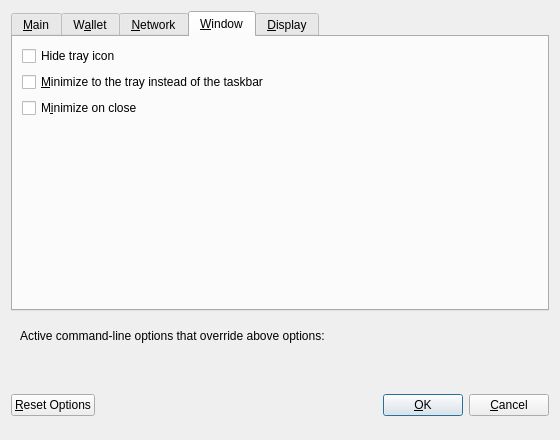
Qt form src/qt/forms/optionsdialog.ui (utabit/bitcoin) before a commit.
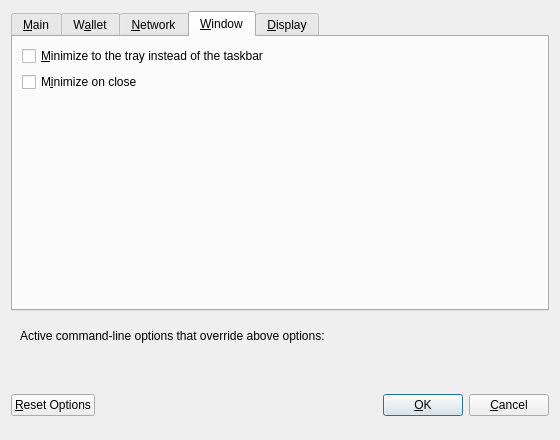
The same form after that commit. The open tabs and pages were chosen to show the change. Custom widgets are drawn as their Qt base class.

The edit to the form file:
```diff
--- a/src/qt/forms/optionsdialog.ui
+++ b/src/qt/forms/optionsdialog.ui
@@ -504,16 +504,6 @@
        <string>&amp;Window</string>
       </attribute>
       <layout class="QVBoxLayout" name="verticalLayout_Window">
-       <item>
-        <widget class="QCheckBox" name="hideTrayIcon">
-         <property name="toolTip">
-          <string>&amp;Hide the icon from the system tray.</string>
-         </property>
-         <property name="text">
-          <string>Hide tray icon</string>
-         </property>
-        </widget>
-       </item>
        <item>
         <widget class="QCheckBox" name="minimizeToTray">
          <property name="toolTip">
```
Left out of the diff: 6 changed lines with no effect on the pictures.
